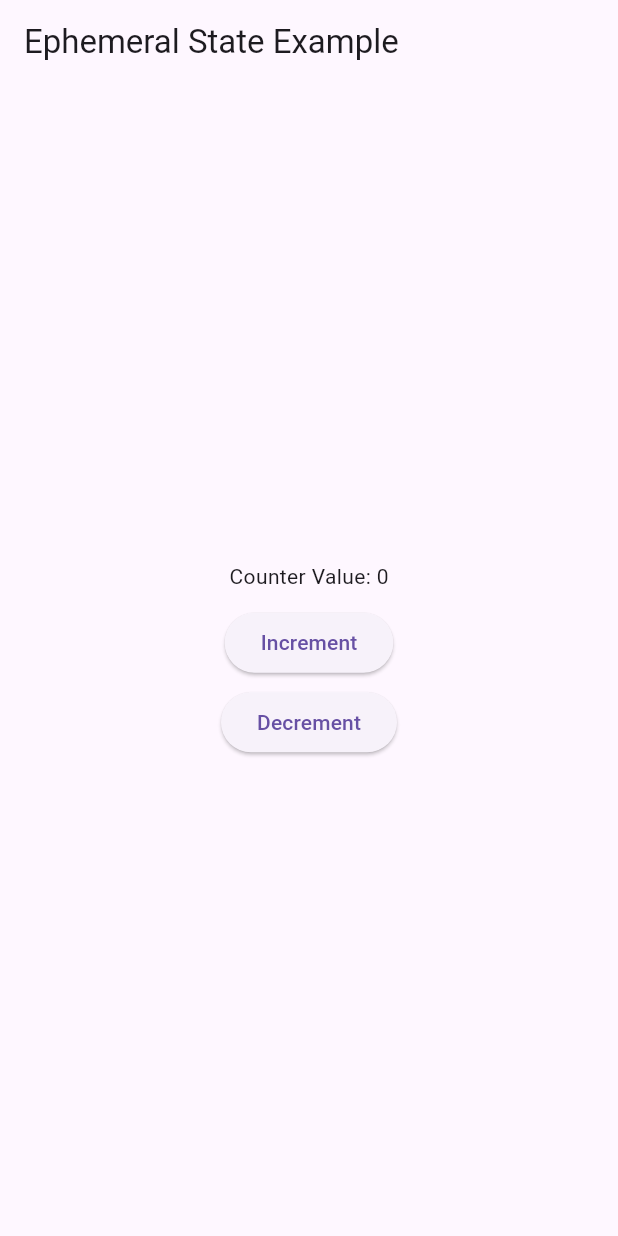
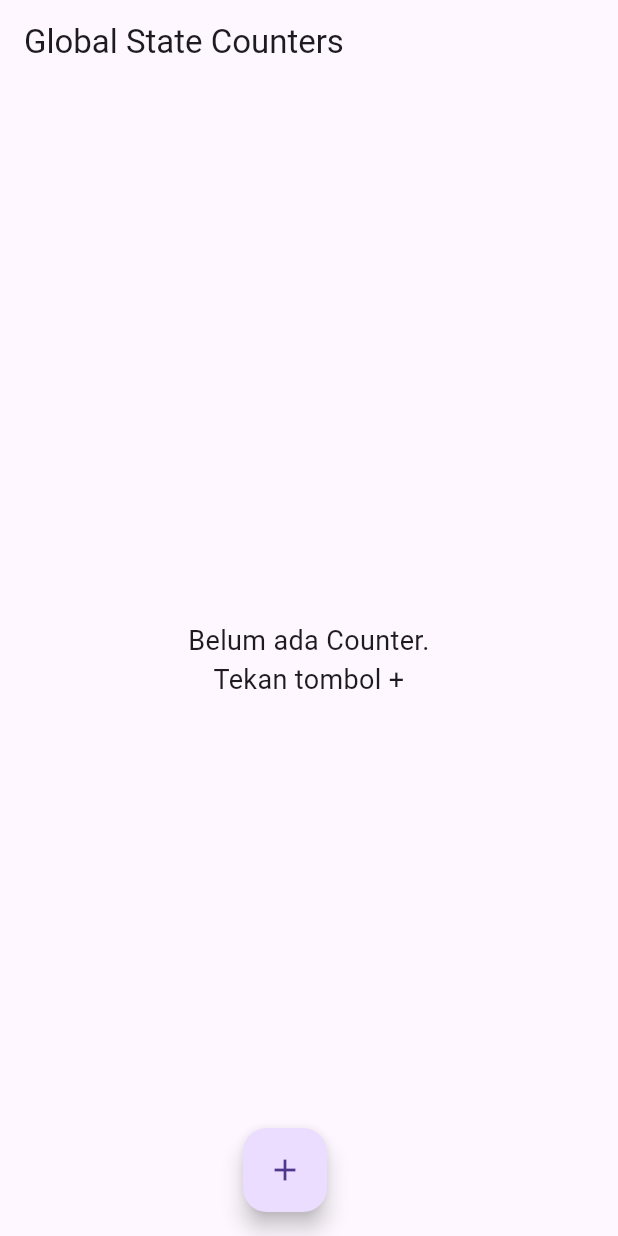
Before and after one commit to arsyaaulia/VisproLabWeek4, a Flutter app: the screen it shows after launch, on a phone screen of 412 x 824 dp. Run offline on Flutter 3.47's test engine with Material 3 defaults, Android fonts, the phone set to English and light mode, and no system bars.

Commit message:
Class Assignments Part

```diff
--- a/ephemeral_state_codelab/lib/main.dart
+++ b/ephemeral_state_codelab/lib/main.dart
@@ -1,49 +1,88 @@
 import 'package:flutter/material.dart';
+import 'package:provider/provider.dart';
+import 'package:global_state_package/global_state_package.dart';
 
-void main() => runApp(MyEphemeralApp());
-class MyEphemeralApp extends StatelessWidget {
-  @override Widget build(BuildContext context) {
+void main() {
+  runApp(
+    ChangeNotifierProvider(
+      create: (context) => GlobalState(),
+      child: const CounterApp(),
+    ),
+  );
+}
+
+class CounterApp extends StatelessWidget {
+  const CounterApp({super.key});
+
+  @override
+  Widget build(BuildContext context) {
     return MaterialApp(
       home: Scaffold(
-        appBar: AppBar(title: Text('Ephemeral State Example')),
-        body: CounterWidget(),
+        appBar: AppBar(
+          title: const Text('Global State Counters'),
+
+        ),
+        body: Consumer<GlobalState>(
+          builder: (context, globalState, child) {
+            if (globalState.counters.isEmpty){
+              return const Center(
+                child: Text(
+                  'Belum ada Counter. \nTekan tombol +',
+                  textAlign: TextAlign.center,
+                  style: TextStyle(fontSize: 18),
+                ),
+              );
+            }
+            return ListView.builder(
+              itemCount: globalState.counters.length,
+              itemBuilder: (context, index) {
+                final counter = globalState.counters[index];
+                return ListTile(
+                  title: Text(
+                    '${counter.label}: ${counter.value}',
+                    style: TextStyle(color: counter.color),
+                  ),
+                  trailing: Row(
+                    mainAxisSize: MainAxisSize.min,
+                    children: [
+                      IconButton(
+                        icon: const Icon(Icons.remove),
+                        onPressed: () {
+                          globalState.decrementCounter(index);
+                        },
+                      ),
+                      IconButton(
+                        icon: const Icon(Icons.add),
+                        onPressed: () {
+                          globalState.incrementCounter(index);
+                        },
+                      ),
+                      IconButton(
+                        icon: const Icon(Icons.delete),
+                        onPressed: () {
+                          globalState.removeCounterAt(index);
+                        },
+                      ),
+                    ],
+                  ),
+                );
+              },
+            );
+          },
+        ),
+
+        floatingActionButton: Center(
+          heightFactor: 1.0,
+          child: FloatingActionButton(
+            onPressed: () {
+              Provider.of<GlobalState>(
+                context, listen: false
+              ). addCounter();
+            },
+            child: const Icon(Icons.add),
+          ),
+        ),
       ),
     );
   }
 }
-
-class CounterWidget extends StatefulWidget {
-  @override _CounterWidgetState createState() => _CounterWidgetState();
-}
-
-class _CounterWidgetState extends State<CounterWidget> {
-  int _counter = 0;
-  @override Widget build(BuildContext context) {
-    return Center(
-      child: Column(
-        mainAxisAlignment: MainAxisAlignment.center,
-        children: <Widget>[
-          Text('Counter Value: $_counter'),
-
-          SizedBox(height: 10),
-
-          ElevatedButton(
-            onPressed: () {
-              setState(() { _counter++; });
-            },
-            child: Text('Increment'),
-          ),
-
-          SizedBox(height: 5),
-          ElevatedButton(
-            onPressed: (){
-              setState(() { _counter--;});
-            },
-            child: Text('Decrement'),
-          ),
-
-        ],
-      ),
-    );
-  }
-}
--- a/ephemeral_state_codelab/pubspec.yaml
+++ b/ephemeral_state_codelab/pubspec.yaml
@@ -30,6 +30,9 @@ environment:
 dependencies:
   flutter:
     sdk: flutter
+  provider: ^6.0.0
+  global_state_package:
+    path: ../global_state_package
 
   # The following adds the Cupertino Icons font to your application.
   # Use with the CupertinoIcons class for iOS style icons.
--- /dev/null
+++ b/global_state_package/analysis_options.yaml
@@ -0,0 +1,4 @@
+include: package:flutter_lints/flutter.yaml
+
+# Additional information about this file can be found at
+# https://dart.dev/guides/language/analysis-options
--- /dev/null
+++ b/global_state_package/lib/global_state_package.dart
@@ -0,0 +1,48 @@
+import 'package:flutter/material.dart';
+
+
+class Counter{
+  int value;
+  Color color;
+  String label;
+
+  Counter({
+    required this.value,
+    required this.color,
+    this.label = 'Counter'
+  });
+}
+
+class GlobalState extends ChangeNotifier{
+  final List<Counter> _counters=[];
+
+  List<Counter> get counters => _counters;
+
+  void addCounter(){
+    _counters.add(Counter(value: 0, color: Colors.blue));
+    notifyListeners();
+  }
+
+  void removeCounterAt(int index){
+    if (index >= 0 && index < _counters.length){
+      _counters.removeAt(index);
+      notifyListeners();
+    }
+  }
+
+  void incrementCounter(int index){
+    if(index >= 0 && index < _counters.length){
+      _counters[index].value++;
+      notifyListeners();
+    }
+  }
+
+  void decrementCounter(int index){
+    if (index >= 0 && index < _counters.length){
+      if(_counters[index].value > 0){
+        _counters[index].value--;
+        notifyListeners();
+      }
+    }
+  }
+}
```
Also changed, not shown: global_state_package/pubspec.yaml (added, +54 -0 lines), ephemeral_state_codelab/pubspec.lock, 7 other files.
